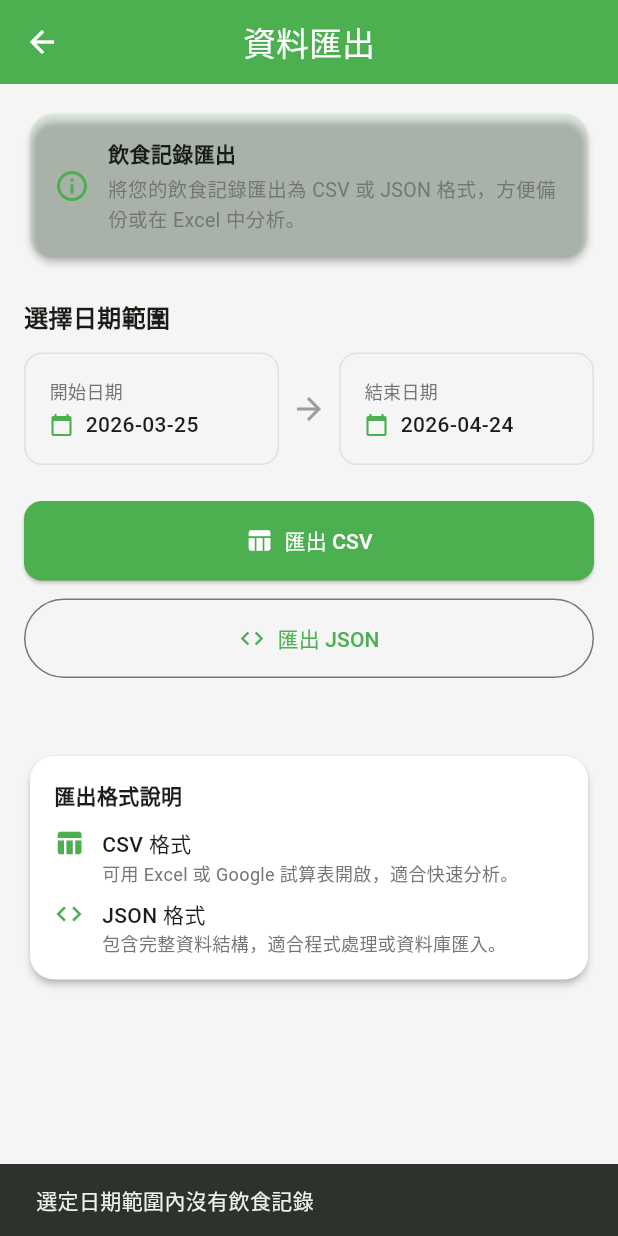
After one commit to yangpeng9572-commits/snail-calorie, a Flutter app: the ExportPage screen opened by its route, after a tap on "匯出 JSON", on a phone screen of 412 x 824 dp. The commit adds this screen. Run offline on Flutter 3.47's test engine with Material 3 defaults, Android fonts, the phone set to English and light mode, and no system bars; our stand-ins replace fl_chart, flutter_local_notifications, flutter_riverpod, share_plus, shared_preferences, timezone; missing offline and left inert: mobile_scanner; accounts and stored records are empty.

Commit message:
feat(export): 資料匯出功能

```diff
--- /dev/null
+++ b/lib/data/services/export_service.dart
@@ -0,0 +1,33 @@
+import 'dart:convert';
+import 'dart:io';
+import 'package:path_provider/path_provider.dart';
+import 'package:share_plus/share_plus.dart';
+import '../models/daily_log.dart';
+
+class ExportService {
+  /// 匯出指定日期範圍的飲食記錄為 CSV
+  Future<String> exportToCsv(List<DailyLog> logs) async {
+    const header = '日期,餐次,食物名稱,熱量(kcal),蛋白質(g),碳水(g),脂肪(g)\n';
+    final rows = logs.expand((log) =>
+      log.meals.values.expand((meal) =>
+        meal.entries.map((e) =>
+          '${log.date},${meal.type},${e.food.name},${e.calories.toStringAsFixed(1)},${e.protein.toStringAsFixed(1)},${e.carbs.toStringAsFixed(1)},${e.fat.toStringAsFixed(1)}'
+        )
+      )
+    ).join('\n');
+    return '$header$rows';
+  }
+
+  /// 匯出為 JSON
+  Future<String> exportToJson(List<DailyLog> logs) async {
+    return json.encode(logs.map((l) => l.toJson()).toList());
+  }
+
+  /// 保存並分享檔案
+  Future<void> saveAndShare(String filename, String content) async {
+    final dir = await getApplicationDocumentsDirectory();
+    final file = File('${dir.path}/$filename');
+    await file.writeAsString(content);
+    await Share.shareXFiles([XFile(file.path)], text: '食刻輕卡 - 飲食記錄');
+  }
+}
--- a/lib/data/services/local_storage_service.dart
+++ b/lib/data/services/local_storage_service.dart
@@ -146,6 +146,17 @@ class LocalStorageService {
   }
 
   static const String _keyNotificationSettings = 'notification_settings';
+  static const String _keyLastExportTime = 'last_export_time';
+
+  /// 儲存上一次匯出時間
+  Future<void> saveLastExportTime(String timestamp) async {
+    await _prefs.setString(_keyLastExportTime, timestamp);
+  }
+
+  /// 讀取上一次匯出時間
+  String? getLastExportTime() {
+    return _prefs.getString(_keyLastExportTime);
+  }
 
   // ==================== 主題設定 ====================
 
--- /dev/null
+++ b/lib/features/export/export_page.dart
@@ -0,0 +1,409 @@
+import 'package:flutter/material.dart';
+import 'package:flutter_riverpod/flutter_riverpod.dart';
+import 'package:intl/intl.dart';
+import '../../core/theme/app_theme.dart';
+import '../../core/utils/date_utils.dart';
+import '../../data/services/export_service.dart';
+import '../../data/models/daily_log.dart';
+import '../../providers/app_providers.dart';
+
+/// 資料匯出頁面
+class ExportPage extends ConsumerStatefulWidget {
+  const ExportPage({super.key});
+
+  @override
+  ConsumerState<ExportPage> createState() => _ExportPageState();
+}
+
+class _ExportPageState extends ConsumerState<ExportPage> {
+  DateTime _startDate = DateTime.now().subtract(const Duration(days: 30));
+  DateTime _endDate = DateTime.now();
+  bool _isExporting = false;
+  String? _lastExportTime;
+
+  final ExportService _exportService = ExportService();
+
+  @override
+  void initState() {
+    super.initState();
+    _loadLastExportTime();
+  }
+
+  Future<void> _loadLastExportTime() async {
+    final storage = ref.read(localStorageProvider);
+    final lastExport = storage.getLastExportTime();
+    if (lastExport != null) {
+      setState(() {
+        _lastExportTime = lastExport;
+      });
+    }
+  }
+
+  Future<void> _selectStartDate() async {
+    final picked = await showDatePicker(
+      context: context,
+      initialDate: _startDate,
+      firstDate: DateTime(2020),
+      lastDate: DateTime.now(),
+    );
+    if (picked != null) {
+      setState(() {
+        _startDate = picked;
+        if (_startDate.isAfter(_endDate)) {
+          _endDate = _startDate;
+        }
+      });
+    }
+  }
+
+  Future<void> _selectEndDate() async {
+    final picked = await showDatePicker(
+      context: context,
+      initialDate: _endDate,
+      firstDate: _startDate,
+      lastDate: DateTime.now(),
+    );
+    if (picked != null) {
+      setState(() {
+        _endDate = picked;
+      });
+    }
+  }
+
+  List<DailyLog> _getLogsForDateRange() {
+    final storage = ref.read(localStorageProvider);
+    final logs = <DailyLog>[];
+    var current = _startDate;
+    while (!current.isAfter(_endDate)) {
+      final dateStr = AppDateUtils.formatDate(current);
+      final log = storage.getDailyLog(dateStr);
+      if (log != null) {
+        logs.add(log);
+      }
+      current = current.add(const Duration(days: 1));
+    }
+    return logs;
+  }
+
+  Future<void> _exportCsv() async {
+    setState(() => _isExporting = true);
+    try {
+      final logs = _getLogsForDateRange();
+      if (logs.isEmpty) {
+        if (mounted) {
+          ScaffoldMessenger.of(context).showSnackBar(
+            const SnackBar(content: Text('選定日期範圍內沒有飲食記錄')),
+          );
+        }
+        return;
+      }
+
+      final csv = await _exportService.exportToCsv(logs);
+      final timestamp = DateFormat('yyyyMMdd_HHmmss').format(DateTime.now());
+      await _exportService.saveAndShare('食刻輕卡_$timestamp.csv', csv);
+
+      final storage = ref.read(localStorageProvider);
+      await storage.saveLastExportTime(DateTime.now().toIso8601String());
+
+      setState(() {
+        _lastExportTime = DateTime.now().toIso8601String();
+      });
+
+      if (mounted) {
+        ScaffoldMessenger.of(context).showSnackBar(
+          SnackBar(content: Text('已匯出 ${logs.length} 天的記錄')),
+        );
+      }
+    } catch (e) {
+      if (mounted) {
+        ScaffoldMessenger.of(context).showSnackBar(
+          SnackBar(content: Text('匯出失敗：$e')),
+        );
+      }
+    } finally {
+      setState(() => _isExporting = false);
+    }
+  }
+
+  Future<void> _exportJson() async {
+    setState(() => _isExporting = true);
+    try {
+      final logs = _getLogsForDateRange();
+      if (logs.isEmpty) {
+        if (mounted) {
+          ScaffoldMessenger.of(context).showSnackBar(
+            const SnackBar(content: Text('選定日期範圍內沒有飲食記錄')),
+          );
+        }
+        return;
+      }
+
+      final jsonStr = await _exportService.exportToJson(logs);
+      final timestamp = DateFormat('yyyyMMdd_HHmmss').format(DateTime.now());
+      await _exportService.saveAndShare('食刻輕卡_$timestamp.json', jsonStr);
+
+      final storage = ref.read(localStorageProvider);
+      await storage.saveLastExportTime(DateTime.now().toIso8601String());
+
+      setState(() {
+        _lastExportTime = DateTime.now().toIso8601String();
+      });
+
+      if (mounted) {
+        ScaffoldMessenger.of(context).showSnackBar(
+          SnackBar(content: Text('已匯出 ${logs.length} 天的記錄')),
+        );
+      }
+    } catch (e) {
+      if (mounted) {
+        ScaffoldMessenger.of(context).showSnackBar(
+          SnackBar(content: Text('匯出失敗：$e')),
+        );
+      }
+    } finally {
+      setState(() => _isExporting = false);
+    }
+  }
+
+  @override
+  Widget build(BuildContext context) {
+    final dateFormat = DateFormat('yyyy-MM-dd');
+
+    return Scaffold(
+      appBar: AppBar(
+        title: const Text('資料匯出'),
+      ),
+      body: SingleChildScrollView(
+        padding: const EdgeInsets.all(16),
+        child: Column(
+          crossAxisAlignment: CrossAxisAlignment.start,
+          children: [
+            // 說明卡片
+            Card(
+              color: AppTheme.primaryColor.withOpacity(0.1),
+              child: Padding(
+                padding: const EdgeInsets.all(16),
+                child: Row(
+                  children: [
+                    const Icon(Icons.info_outline, color: AppTheme.primaryColor),
+                    const SizedBox(width: 12),
+                    Expanded(
+                      child: Column(
+                        crossAxisAlignment: CrossAxisAlignment.start,
+                        children: [
+                          const Text(
+                            '飲食記錄匯出',
+                            style: TextStyle(fontWeight: FontWeight.bold),
+                          ),
+                          const SizedBox(height: 4),
+                          Text(
+                            '將您的飲食記錄匯出為 CSV 或 JSON 格式，方便備份或在 Excel 中分析。',
+                            style: TextStyle(color: Colors.grey[600], fontSize: 13),
+                          ),
+                        ],
+                      ),
+                    ),
+                  ],
+                ),
+              ),
+            ),
+
+            const SizedBox(height: 24),
+
+            // 日期範圍選擇
+            const Text(
+              '選擇日期範圍',
+              style: TextStyle(fontSize: 16, fontWeight: FontWeight.w600),
+            ),
+            const SizedBox(height: 12),
+            Row(
+              children: [
+                Expanded(
+                  child: _DateSelector(
+                    label: '開始日期',
+                    date: dateFormat.format(_startDate),
+                    onTap: _selectStartDate,
+                  ),
+                ),
+                const Padding(
+                  padding: EdgeInsets.symmetric(horizontal: 8),
+                  child: Icon(Icons.arrow_forward, color: Colors.grey),
+                ),
+                Expanded(
+                  child: _DateSelector(
+                    label: '結束日期',
+                    date: dateFormat.format(_endDate),
+                    onTap: _selectEndDate,
+                  ),
+                ),
+              ],
+            ),
+
+            const SizedBox(height: 24),
+
+            // 匯出按鈕
+            SizedBox(
+              width: double.infinity,
+              child: ElevatedButton.icon(
+                onPressed: _isExporting ? null : _exportCsv,
+                icon: _isExporting
+                    ? const SizedBox(
+                        width: 20,
+                        height: 20,
+                        child: CircularProgressIndicator(strokeWidth: 2),
+                      )
+                    : const Icon(Icons.table_chart),
+                label: const Text('匯出 CSV'),
+                style: ElevatedButton.styleFrom(
+                  padding: const EdgeInsets.symmetric(vertical: 16),
+                ),
+              ),
+            ),
+            const SizedBox(height: 12),
+            SizedBox(
+              width: double.infinity,
+              child: OutlinedButton.icon(
+                onPressed: _isExporting ? null : _exportJson,
+                icon: const Icon(Icons.code),
+                label: const Text('匯出 JSON'),
+                style: OutlinedButton.styleFrom(
+                  padding: const EdgeInsets.symmetric(vertical: 16),
+                ),
+              ),
+            ),
+
+            const SizedBox(height: 24),
+
+            // 上一次匯出時間
+            if (_lastExportTime != null) ...[
+              const Divider(),
+              const SizedBox(height: 12),
+              Row(
+                children: [
+                  const Icon(Icons.check_circle, color: Colors.green, size: 20),
+                  const SizedBox(width: 8),
+                  Text(
+                    '上一次匯出：${DateFormat('yyyy-MM-dd HH:mm').format(DateTime.parse(_lastExportTime!))}',
+                    style: TextStyle(color: Colors.grey[600], fontSize: 13),
+                  ),
+                ],
+              ),
+            ],
+
+            const SizedBox(height: 24),
+
+            // 格式說明
+            const Card(
+              child: Padding(
+                padding: EdgeInsets.all(16),
+                child: Column(
+                  crossAxisAlignment: CrossAxisAlignment.start,
+                  children: [
+                    Text(
+                      '匯出格式說明',
+                      style: TextStyle(fontWeight: FontWeight.bold),
+                    ),
+                    SizedBox(height: 12),
+                    _FormatItem(
+                      icon: Icons.table_chart,
+                      title: 'CSV 格式',
+                      description: '可用 Excel 或 Google 試算表開啟，適合快速分析。',
+                    ),
+                    SizedBox(height: 8),
+                    _FormatItem(
+                      icon: Icons.code,
+                      title: 'JSON 格式',
+                      description: '包含完整資料結構，適合程式處理或資料庫匯入。',
+                    ),
+                  ],
+                ),
+              ),
+            ),
+          ],
+        ),
+      ),
+    );
+  }
+}
+
+class _DateSelector extends StatelessWidget {
+  final String label;
+  final String date;
+  final VoidCallback onTap;
+
+  const _DateSelector({
+    required this.label,
+    required this.date,
+    required this.onTap,
+  });
+
+  @override
+  Widget build(BuildContext context) {
+    return InkWell(
+      onTap: onTap,
+      borderRadius: BorderRadius.circular(12),
+      child: Container(
+        padding: const EdgeInsets.all(16),
+        decoration: BoxDecoration(
+          border: Border.all(color: Colors.grey[300]!),
+          borderRadius: BorderRadius.circular(12),
+        ),
+        child: Column(
+          crossAxisAlignment: CrossAxisAlignment.start,
+          children: [
+            Text(
+              label,
+              style: TextStyle(color: Colors.grey[600], fontSize: 12),
+            ),
+            const SizedBox(height: 4),
+            Row(
+              children: [
+                const Icon(Icons.calendar_today, size: 16, color: AppTheme.primaryColor),
+                const SizedBox(width: 8),
+                Text(
+                  date,
+                  style: const TextStyle(fontWeight: FontWeight.w500),
+                ),
+              ],
+            ),
+          ],
+        ),
+      ),
+    );
+  }
+}
+
+class _FormatItem extends StatelessWidget {
+  final IconData icon;
+  final String title;
+  final String description;
+
+  const _FormatItem({
+    required this.icon,
+    required this.title,
+    required this.description,
+  });
+
+  @override
+  Widget build(BuildContext context) {
+    return Row(
+      crossAxisAlignment: CrossAxisAlignment.start,
+      children: [
+        Icon(icon, size: 20, color: AppTheme.primaryColor),
+        const SizedBox(width: 12),
+        Expanded(
+          child: Column(
+            crossAxisAlignment: CrossAxisAlignment.start,
+            children: [
+              Text(title, style: const TextStyle(fontWeight: FontWeight.w500)),
+              Text(
+                description,
+                style: TextStyle(color: Colors.grey[600], fontSize: 12),
+              ),
+            ],
+          ),
+        ),
+      ],
+    );
+  }
+}
--- a/lib/features/profile/profile_page.dart
+++ b/lib/features/profile/profile_page.dart
@@ -360,7 +360,22 @@ class _ProfilePageState extends ConsumerState<ProfilePage> {
 
             const SizedBox(height: 24),
 
-            // 清除本地資料（危險區域）
+            // 資料匯出
+            const Text('資料管理', style: TextStyle(fontSize: 18, fontWeight: FontWeight.bold)),
+            const SizedBox(height: 12),
+            Card(
+              child: ListTile(
+                leading: const Icon(Icons.file_download, color: AppTheme.primaryColor),
+                title: const Text('匯出飲食記錄'),
+                subtitle: const Text('將記錄匯出為 CSV 或 JSON 格式', style: TextStyle(color: Colors.grey, fontSize: 12)),
+                trailing: const Icon(Icons.chevron_right),
+                onTap: () => Navigator.pushNamed(context, '/export'),
+              ),
+            ),
+
+            const SizedBox(height: 24),
+
+            // 危險區域
             const Text('危險區域', style: TextStyle(fontSize: 18, fontWeight: FontWeight.bold)),
             const SizedBox(height: 12),
             Card(
--- a/lib/main.dart
+++ b/lib/main.dart
@@ -9,6 +9,7 @@ import 'features/home/home_page.dart';
 import 'features/profile/profile_page.dart';
 import 'features/charts/charts_page.dart';
 import 'features/auth/login_page.dart';
+import 'features/export/export_page.dart';
 import 'providers/app_providers.dart';
 
 void main() async {
@@ -56,6 +57,7 @@ class SnailCalorieApp extends ConsumerWidget {
       routes: {
         '/profile': (_) => const ProfilePage(),
         '/charts': (_) => const ChartsPage(),
+        '/export': (_) => const ExportPage(),
       },
     );
   }
--- a/pubspec.yaml
+++ b/pubspec.yaml
@@ -39,6 +39,9 @@ dependencies:
   flutter_local_notifications: ^18.0.1
   timezone: ^0.10.0
 
+  # 分享功能
+  share_plus: ^9.0.0
+
   # Firebase（等 Andy 提供設定檔後啟用，版本已確認相容）
   # firebase_core: ^3.13.0
   # firebase_auth: ^5.6.0
```
Also changed, not shown: pubspec.lock, 5 other files.
